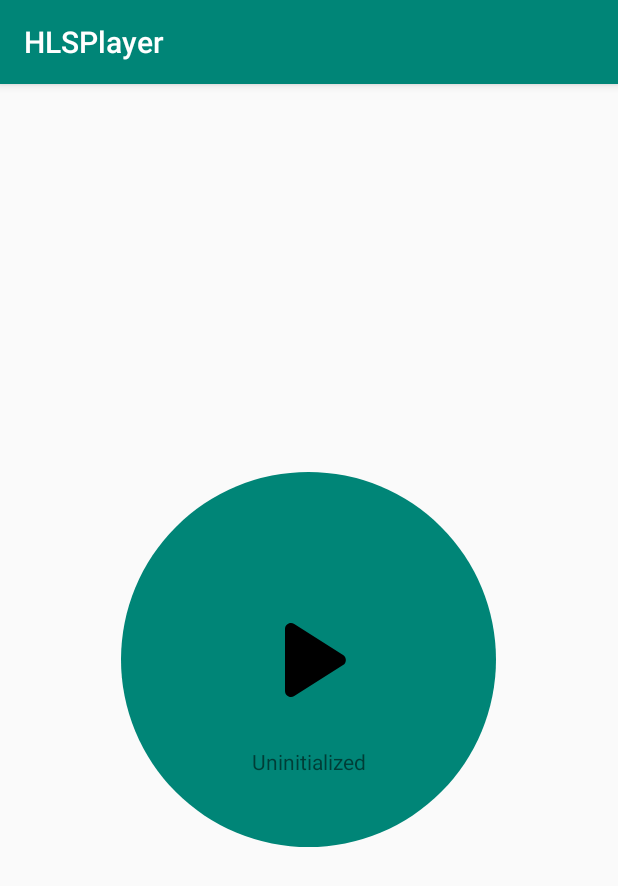
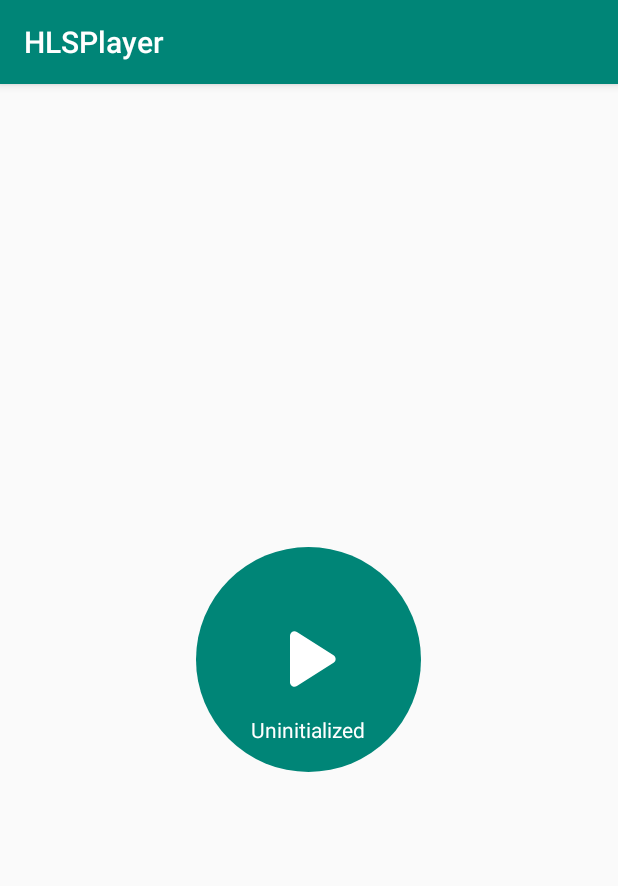
Before and after one commit to DenisLobur/hlsPlayer, an Android app: the screen it shows after launch (MainActivity), on a phone screen of 412 x 824 dp. Shown: the top 886 px of the screen. Run offline under Robolectric (Android 15) with nearby library versions, the phone set to English and light mode, and no system bars.

Commit message:
start working on drag-drop.wip

```diff
--- a/app/build.gradle
+++ b/app/build.gradle
@@ -29,4 +29,5 @@ dependencies {
     testImplementation 'junit:junit:4.12'
     androidTestImplementation 'com.android.support.test:runner:1.0.2'
     androidTestImplementation 'com.android.support.test.espresso:espresso-core:3.0.2'
+    implementation 'org.jetbrains:annotations:15.0'
 }
--- a/app/src/main/java/com/denys/hlsplayer/MainActivity.java
+++ b/app/src/main/java/com/denys/hlsplayer/MainActivity.java
@@ -8,23 +8,24 @@ import android.os.Bundle;
 import android.os.Handler;
 import android.support.v4.app.ActivityCompat;
 import android.support.v7.app.AppCompatActivity;
+import android.util.Log;
+import android.view.MotionEvent;
 import android.view.View;
 import android.widget.ImageButton;
 import android.widget.ProgressBar;
 import android.widget.TextView;
 
 import com.denys.hlsplayer.parser.PlayListParser;
+import com.denys.hlsplayer.view.PlayerView;
 
 import java.util.Iterator;
 import java.util.List;
 
-public class MainActivity extends AppCompatActivity {
+public class MainActivity extends AppCompatActivity implements View.OnTouchListener {
+  private static final String TAG = "CUSTOM_VIEW";
 
   private static final int REQUEST_EXTERNAL_STORAGE = 1;
-    private static String[] PERMISSIONS_STORAGE = {
-            Manifest.permission.READ_EXTERNAL_STORAGE,
-            Manifest.permission.WRITE_EXTERNAL_STORAGE
-    };
+  private static String[] PERMISSIONS_STORAGE = {Manifest.permission.READ_EXTERNAL_STORAGE, Manifest.permission.WRITE_EXTERNAL_STORAGE};
 
   private TextView progressLabel;
   private ProgressBar progressBar;
@@ -34,19 +35,25 @@ public class MainActivity extends AppCompatActivity {
   private PlayerState currentState;
   private MediaPlayer mediaPlayer;
 
+  private PlayerView playerView;
+  private float xDelta;
+  private float yDelta;
+
   @Override
   protected void onCreate(Bundle savedInstanceState) {
     super.onCreate(savedInstanceState);
     setContentView(R.layout.activity_main);
 
+    playerView = findViewById(R.id.player_view);
+    playerView.setOnTouchListener(this);
+
     verifyStoragePermissions(this);
 
     RestHandler restHandler = new RestHandler();
     PlayListParser playListParser = new PlayListParser();
-        List<String> lines =  playListParser.readFromFile("/storage/emulated/0/Android/data/main_playlist.txt");
+    List<String> lines = playListParser.readFromFile("/storage/emulated/0/Android/data/main_playlist.txt");
     Iterator<String> itr = lines.iterator();
-        while (itr.hasNext())
-            System.out.println("parsed: " + itr.next());
+    while (itr.hasNext()) System.out.println("parsed: " + itr.next());
 
     progressLabel = findViewById(R.id.progressLabel);
     progressBar = findViewById(R.id.progressBar);
@@ -110,12 +117,12 @@ public class MainActivity extends AppCompatActivity {
   private void playMusic(PlayerState state) {
     if (state == PlayerState.PLAYING) {
       mediaPlayer.start();
-        } else if(state == PlayerState.PAUSED) {
+    } else if (state == PlayerState.PAUSED) {
       mediaPlayer.pause();
     }
   }
 
-    private Thread fetchAudio(){
+  private Thread fetchAudio() {
     Thread fetchingThread = new Thread(() -> {
       while (pStatus <= 100) {
         handler.post(() -> {
@@ -149,11 +156,33 @@ public class MainActivity extends AppCompatActivity {
 
     if (permission != PackageManager.PERMISSION_GRANTED) {
       // We don't have permission so prompt the user
-            ActivityCompat.requestPermissions(
-                    activity,
-                    PERMISSIONS_STORAGE,
-                    REQUEST_EXTERNAL_STORAGE
-            );
+      ActivityCompat.requestPermissions(activity, PERMISSIONS_STORAGE, REQUEST_EXTERNAL_STORAGE);
     }
   }
+
+  @Override
+  public boolean onTouch(View v, MotionEvent event) {
+    final int x = (int) event.getRawX();
+    final int y = (int) event.getRawY();
+    switch (event.getAction() & MotionEvent.ACTION_MASK) {
+      case MotionEvent.ACTION_DOWN:
+        Log.d(TAG, "action down: x:=" + x + " y:= " + y);
+        xDelta = event.getRawX() - playerView.getTranslationX();
+        yDelta = event.getRawY() - playerView.getTranslationY();
+        break;
+      case MotionEvent.ACTION_UP:
+        Log.d(TAG, "action up");
+        break;
+      case MotionEvent.ACTION_MOVE:
+        Log.d(TAG, "action move");
+        playerView.setTranslationX(event.getRawX() - xDelta);
+        playerView.setTranslationY(event.getRawY() - yDelta);
+        break;
+
     }
+
+    playerView.invalidate();
+    return true;
+
+  }
+}
--- /dev/null
+++ b/app/src/main/java/com/denys/hlsplayer/view/PlayerView.java
@@ -0,0 +1,33 @@
+package com.denys.hlsplayer.view;
+
+import android.content.Context;
+import android.util.AttributeSet;
+import android.view.LayoutInflater;
+import android.widget.RelativeLayout;
+
+import com.denys.hlsplayer.R;
+
+public class PlayerView extends RelativeLayout {
+
+  public PlayerView(Context context) {
+    super(context);
+    init(context);
+  }
+
+  public PlayerView(Context context, AttributeSet attrs) {
+    super(context, attrs);
+    init(context);
+  }
+
+  public PlayerView(Context context, AttributeSet attrs, int defStyleAttr) {
+    super(context, attrs, defStyleAttr);
+    init(context);
+  }
+
+  private void init(Context context) {
+    LayoutInflater inflater = LayoutInflater.from(context);
+    inflater.inflate(R.layout.view_player, this);
+  }
+
+
+}
--- a/app/src/main/res/drawable/round_pause.xml
+++ b/app/src/main/res/drawable/round_pause.xml
@@ -1,9 +1,9 @@
 <vector xmlns:android="http://schemas.android.com/apk/res/android"
-    android:width="96dp"
-    android:height="96dp"
+    android:width="72dp"
+    android:height="72dp"
     android:viewportWidth="24"
     android:viewportHeight="24">
   <path
-      android:fillColor="#FF000000"
+      android:fillColor="#FFFFFF"
       android:pathData="M8,19c1.1,0 2,-0.9 2,-2L10,7c0,-1.1 -0.9,-2 -2,-2s-2,0.9 -2,2v10c0,1.1 0.9,2 2,2zM14,7v10c0,1.1 0.9,2 2,2s2,-0.9 2,-2L18,7c0,-1.1 -0.9,-2 -2,-2s-2,0.9 -2,2z"/>
 </vector>
--- a/app/src/main/res/drawable/round_play.xml
+++ b/app/src/main/res/drawable/round_play.xml
@@ -1,9 +1,9 @@
 <vector xmlns:android="http://schemas.android.com/apk/res/android"
-    android:width="96dp"
-    android:height="96dp"
+    android:width="72dp"
+    android:height="72dp"
     android:viewportWidth="24"
     android:viewportHeight="24">
   <path
-      android:fillColor="#FF000000"
+      android:fillColor="#FFFFFF"
       android:pathData="M8,6.82v10.36c0,0.79 0.87,1.27 1.54,0.84l8.14,-5.18c0.62,-0.39 0.62,-1.29 0,-1.69L9.54,5.98C8.87,5.55 8,6.03 8,6.82z"/>
 </vector>
--- a/app/src/main/res/layout/activity_main.xml
+++ b/app/src/main/res/layout/activity_main.xml
@@ -6,41 +6,47 @@
     android:layout_height="match_parent"
     tools:context=".MainActivity">
 
-    <View
-        android:layout_width="250dp"
-        android:layout_height="250dp"
-        android:layout_centerInParent="true"
-        android:background="@drawable/outer_shape"/>
+    <!--<View-->
+        <!--android:layout_width="150dp"-->
+        <!--android:layout_height="150dp"-->
+        <!--android:layout_centerInParent="true"-->
+        <!--android:background="@drawable/outer_shape"/>-->
 
-    <ImageButton
-        android:id="@+id/playPauseButton"
-        android:layout_width="96dp"
-        android:layout_height="96dp"
-        android:layout_centerInParent="true"
-        android:src="@drawable/round_play"
-        android:background="@android:color/transparent"
-        android:visibility="visible" />
+    <!--<ImageButton-->
+        <!--android:id="@+id/playPauseButton"-->
+        <!--android:layout_width="72dp"-->
+        <!--android:layout_height="72dp"-->
+        <!--android:layout_centerInParent="true"-->
+        <!--android:src="@drawable/round_play"-->
+        <!--android:background="@android:color/transparent"-->
+        <!--android:visibility="visible" />-->
 
-    <ProgressBar
-        android:id="@+id/progressBar"
-        style="?android:attr/progressBarStyleHorizontal"
-        android:layout_width="250dp"
-        android:layout_height="250dp"
-        android:layout_centerInParent="true"
-        android:indeterminate="false"
-        android:max="100"
-        android:progress="0"
-        android:progressDrawable="@drawable/custom_progressbar_drawable"
-        android:secondaryProgress="0"
-        android:visibility="invisible"/>
+    <!--<ProgressBar-->
+        <!--android:id="@+id/progressBar"-->
+        <!--style="?android:attr/progressBarStyleHorizontal"-->
+        <!--android:layout_width="150dp"-->
+        <!--android:layout_height="150dp"-->
+        <!--android:layout_centerInParent="true"-->
+        <!--android:indeterminate="false"-->
+        <!--android:max="100"-->
+        <!--android:progress="0"-->
+        <!--android:progressDrawable="@drawable/custom_progressbar_drawable"-->
+        <!--android:secondaryProgress="0"-->
+        <!--android:visibility="invisible"/>-->
 
-    <TextView
-        android:id="@+id/progressLabel"
-        android:layout_width="wrap_content"
-        android:layout_height="wrap_content"
-        android:layout_below="@+id/playPauseButton"
-        android:layout_centerHorizontal="true"
-        android:layout_marginTop="10dp"
-        android:text="status" />
+    <!--<TextView-->
+        <!--android:id="@+id/progressLabel"-->
+        <!--android:layout_width="wrap_content"-->
+        <!--android:layout_height="wrap_content"-->
+        <!--android:layout_below="@+id/playPauseButton"-->
+        <!--android:layout_centerHorizontal="true"-->
+        <!--android:layout_marginTop="5dp"-->
+        <!--android:text="status" />-->
+
+    <com.denys.hlsplayer.view.PlayerView
+      android:id="@+id/player_view"
+      android:layout_width="wrap_content"
+      android:layout_height="wrap_content"
+      android:layout_centerInParent="true"/>
 
 </RelativeLayout>
--- /dev/null
+++ b/app/src/main/res/layout/view_player.xml
@@ -0,0 +1,45 @@
+<?xml version="1.0" encoding="utf-8"?>
+<RelativeLayout
+  xmlns:android="http://schemas.android.com/apk/res/android"
+  android:layout_width="wrap_content"
+  android:layout_height="wrap_content">
+
+    <View
+      android:layout_width="150dp"
+      android:layout_height="150dp"
+      android:layout_centerInParent="true"
+      android:background="@drawable/outer_shape"/>
+
+    <ImageButton
+      android:id="@+id/playPauseButton"
+      android:layout_width="wrap_content"
+      android:layout_height="wrap_content"
+      android:layout_centerInParent="true"
+      android:background="@android:color/transparent"
+      android:src="@drawable/round_play"
+      android:visibility="visible"/>
+
+    <ProgressBar
+      android:id="@+id/progressBar"
+      style="?android:attr/progressBarStyleHorizontal"
+      android:layout_width="150dp"
+      android:layout_height="150dp"
+      android:layout_centerInParent="true"
+      android:indeterminate="false"
+      android:max="100"
+      android:progress="0"
+      android:progressDrawable="@drawable/custom_progressbar_drawable"
+      android:secondaryProgress="0"
+      android:visibility="invisible"/>
+
+    <TextView
+      android:id="@+id/progressLabel"
+      android:layout_width="wrap_content"
+      android:layout_height="wrap_content"
+      android:layout_below="@id/playPauseButton"
+      android:layout_centerHorizontal="true"
+      android:layout_marginTop="40dp"
+      android:textColor="@android:color/white"
+      android:text="status"/>
+
+</RelativeLayout>
```
Lines whose indentation alone changed are shown as unchanged.
